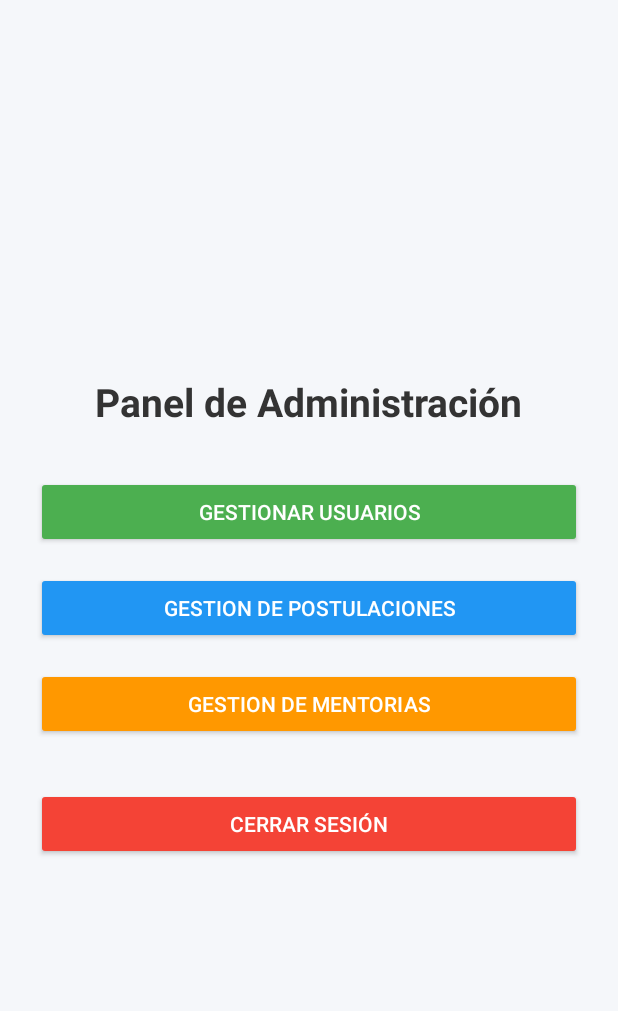
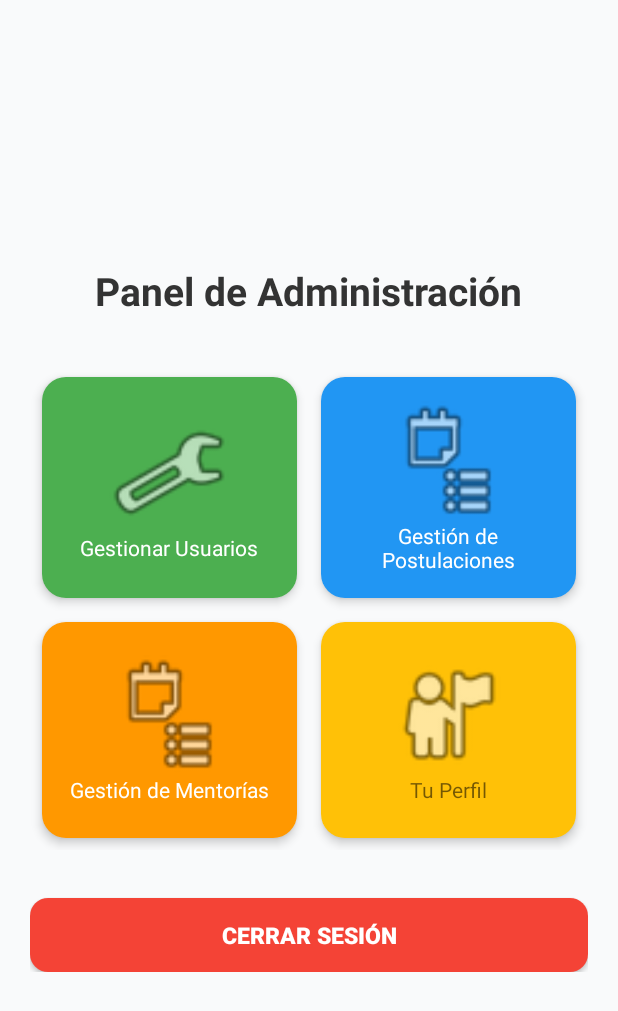
Before and after one commit to gabrielleal23/ConectandoApp, an Android app built with Jetpack Compose: the AdminActivity screen opened directly, with no data from a screen before it, on a phone screen of 412 x 824 dp. Shown: the top 1011 px of the screen. Run offline under Robolectric (Android 15) with nearby library versions, the phone set to English and light mode, and no system bars.

Commit message:
Actualizacion visual modulo admin

```diff
--- a/app/src/main/java/com/example/conectandoapp/AdminActivity.kt
+++ b/app/src/main/java/com/example/conectandoapp/AdminActivity.kt
@@ -3,6 +3,7 @@ package com.example.conectandoapp
 import android.content.Intent
 import android.os.Bundle
 import android.widget.Button
+import android.widget.LinearLayout
 import android.widget.Toast
 import androidx.appcompat.app.AppCompatActivity
 
@@ -11,10 +12,11 @@ class AdminActivity : AppCompatActivity() {
         super.onCreate(savedInstanceState)
         setContentView(R.layout.activity_admin_home)
 
-        val btnUsuarios: Button = findViewById(R.id.btnUsuariosadmin)
-        val btnPostulaciones: Button = findViewById(R.id.btnPostulaciones)
-        val btnOfertas: Button = findViewById(R.id.btnOfertas)
+        val btnUsuarios: LinearLayout = findViewById(R.id.btnUsuariosadmin)
+        val btnPostulaciones: LinearLayout = findViewById(R.id.btnPostulaciones)
+        val btnOfertas: LinearLayout = findViewById(R.id.btnOfertas)
         val btnCerrarSesion: Button = findViewById(R.id.btnCerrarSesion)
+        val btnAdminProfile: LinearLayout = findViewById(R.id.btnAdminProfile)
 
         btnUsuarios.setOnClickListener {
             startActivity(Intent(this, UserManagementActivity::class.java))
@@ -28,6 +30,10 @@ class AdminActivity : AppCompatActivity() {
             startActivity(Intent(this, MentorsAdminActivity::class.java))
         }
 
+        btnAdminProfile.setOnClickListener {
+            startActivity(Intent(this, ProfileActivity::class.java))
+        }
+
         btnCerrarSesion.setOnClickListener {
             Toast.makeText(this, "Sesion Cerrada", Toast.LENGTH_SHORT).show()
             val intent = Intent(this, LoginActivity::class.java)
--- a/app/src/main/res/layout-ldltr/activity_admin_home.xml
+++ b/app/src/main/res/layout-ldltr/activity_admin_home.xml
@@ -3,11 +3,17 @@
     xmlns:tools="http://schemas.android.com/tools"
     android:layout_width="match_parent"
     android:layout_height="match_parent"
-    android:background="#F5F7FA"
     android:orientation="vertical"
+    android:background="#F9FAFB"
     android:gravity="center"
-    android:padding="24dp"
     tools:ignore="MissingDefaultResource">
+
+    <LinearLayout
+        android:layout_width="match_parent"
+        android:layout_height="wrap_content"
+        android:orientation="vertical"
+        android:padding="20dp"
+        android:gravity="center_horizontal">
 
         <TextView
             android:layout_width="wrap_content"
@@ -18,43 +24,152 @@
             android:textColor="#333333"
             android:layout_marginBottom="32dp"/>
 
-    <Button
-        android:id="@+id/btnUsuariosadmin"
+        <GridLayout
             android:layout_width="match_parent"
             android:layout_height="wrap_content"
+            android:columnCount="2"
+            android:rowCount="2"
+            android:alignmentMode="alignMargins"
+            android:rowOrderPreserved="false"
+            android:useDefaultMargins="true">
+
+            <LinearLayout
+                android:id="@+id/btnUsuariosadmin"
+                android:layout_width="0dp"
+                android:layout_height="wrap_content"
+                android:layout_columnWeight="1"
+                android:layout_rowWeight="1"
+                android:orientation="vertical"
+                android:padding="16dp"
+                android:layout_margin="8dp"
+                android:background="@drawable/rounded_gray"
+                android:backgroundTint="#4CAF50"
+                android:elevation="4dp"
+                android:gravity="center"
+                android:clickable="true"
+                android:focusable="true">
+
+                <ImageView
+                    android:layout_width="80dp"
+                    android:layout_height="80dp"
+                    android:src="@android:drawable/ic_menu_manage"
+                    />
+
+                <TextView
+                    android:layout_width="wrap_content"
+                    android:layout_height="wrap_content"
                     android:text="Gestionar Usuarios"
-        android:backgroundTint="#4CAF50"
+                    android:textSize="14sp"
                     android:textColor="#FFFFFF"
-        android:layout_marginBottom="16dp"
-        android:paddingVertical="12dp"/>
+                    android:gravity="center"/>
+            </LinearLayout>
 
-    <Button
+            <LinearLayout
                 android:id="@+id/btnPostulaciones"
-        android:layout_width="match_parent"
+                android:layout_width="0dp"
                 android:layout_height="wrap_content"
-        android:text="Gestion de Postulaciones"
+                android:layout_columnWeight="1"
+                android:layout_rowWeight="1"
+                android:orientation="vertical"
+                android:padding="16dp"
+                android:layout_margin="8dp"
+                android:background="@drawable/rounded_gray"
                 android:backgroundTint="#2196F3"
+                android:elevation="4dp"
+                android:gravity="center"
+                android:clickable="true"
+                android:focusable="true">
+
+                <ImageView
+                    android:layout_width="80dp"
+                    android:layout_height="80dp"
+                    android:src="@android:drawable/ic_menu_agenda"
+                   />
+
+                <TextView
+                    android:layout_width="wrap_content"
+                    android:layout_height="wrap_content"
+                    android:text="Gestión de Postulaciones"
+                    android:textSize="14sp"
                     android:textColor="#FFFFFF"
-        android:layout_marginBottom="16dp"
-        android:paddingVertical="12dp"/>
+                    android:gravity="center"/>
+            </LinearLayout>
 
-    <Button
+            <LinearLayout
                 android:id="@+id/btnOfertas"
-        android:layout_width="match_parent"
+                android:layout_width="0dp"
+                android:layout_height="144dp"
+                android:layout_rowWeight="1"
+                android:layout_columnWeight="1"
+                android:layout_margin="8dp"
+                android:background="@drawable/rounded_gray"
+                android:backgroundTint="#FF9800"
+                android:clickable="true"
+                android:elevation="4dp"
+                android:focusable="true"
+                android:gravity="center"
+                android:orientation="vertical"
+                android:padding="16dp">
+
+                <ImageView
+                    android:layout_width="80dp"
+                    android:layout_height="80dp"
+                    android:src="@android:drawable/ic_menu_agenda" />
+
+                <TextView
+                    android:layout_width="wrap_content"
                     android:layout_height="wrap_content"
-        android:text="Gestion de Mentorias"
-        android:backgroundTint="#FF9800"
+                    android:gravity="center"
+                    android:text="Gestión de Mentorías"
                     android:textColor="#FFFFFF"
-        android:layout_marginBottom="32dp"
-        android:paddingVertical="12dp"/>
+                    android:textSize="14sp" />
+            </LinearLayout>
+
+            <LinearLayout
+                android:id="@+id/btnAdminProfile"
+                android:layout_width="0dp"
+                android:layout_height="wrap_content"
+                android:layout_columnWeight="1"
+                android:layout_rowWeight="1"
+                android:orientation="vertical"
+                android:padding="16dp"
+                android:layout_margin="8dp"
+                android:background="@drawable/rounded_gray"
+                android:backgroundTint ="@color/color_advertencia"
+                android:elevation="4dp"
+                android:gravity="center"
+                android:clickable="true"
+                android:focusable="true">
+                <ImageView
+                    android:layout_width="80dp"
+                    android:layout_height="80dp"
+                    android:src="@android:drawable/ic_menu_myplaces"/>
+
+                <TextView
+                    android:layout_width="wrap_content"
+                    android:layout_height="wrap_content"
+                    android:text="Tu Perfil"
+                    android:textSize="14sp"
+                    android:backgroundTint ="@color/color_secundario"
+                    android:gravity="center"/>
+            </LinearLayout>
+
+        </GridLayout>
 
         <Button
             android:id="@+id/btnCerrarSesion"
             android:layout_width="match_parent"
             android:layout_height="wrap_content"
             android:text="Cerrar Sesión"
+            android:textSize="15sp"
+            android:textStyle="bold"
+            android:textColor="#FFFFFF"
+            android:background="@drawable/boton_gradiente"
+            android:layout_marginTop="32dp"
+            android:padding="14dp"
             android:backgroundTint="#F44336"
-        android:textColor="#FFFFFF"
-        android:paddingVertical="14dp"
             android:elevation="4dp"/>
+
     </LinearLayout>
+
+</LinearLayout>
```
Lines whose indentation alone changed are shown as unchanged.
